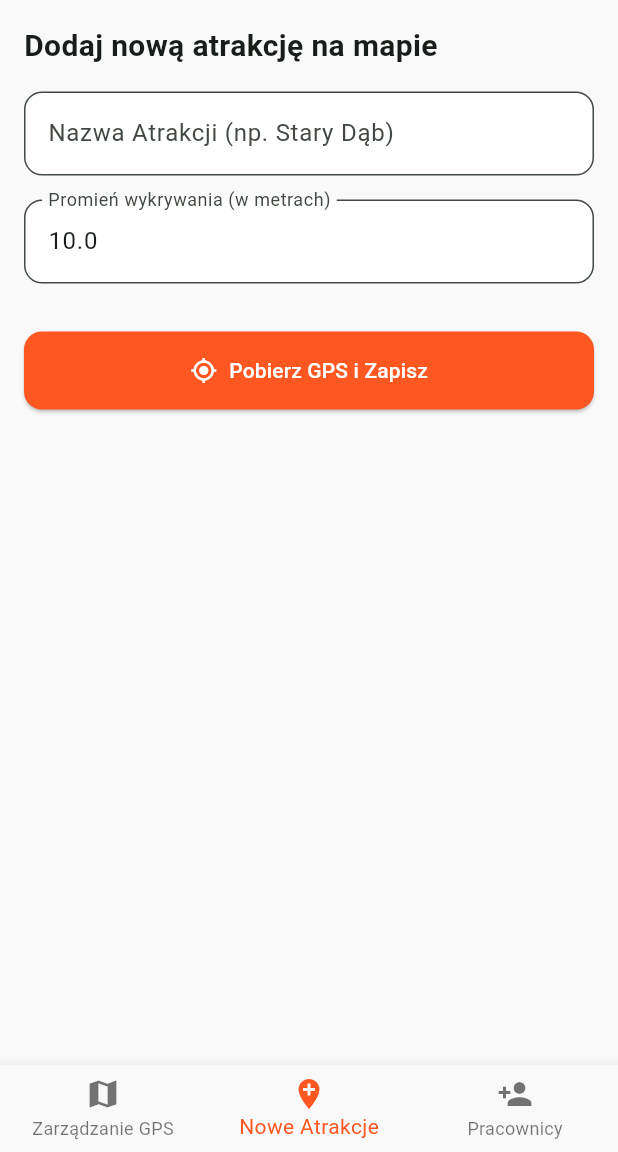
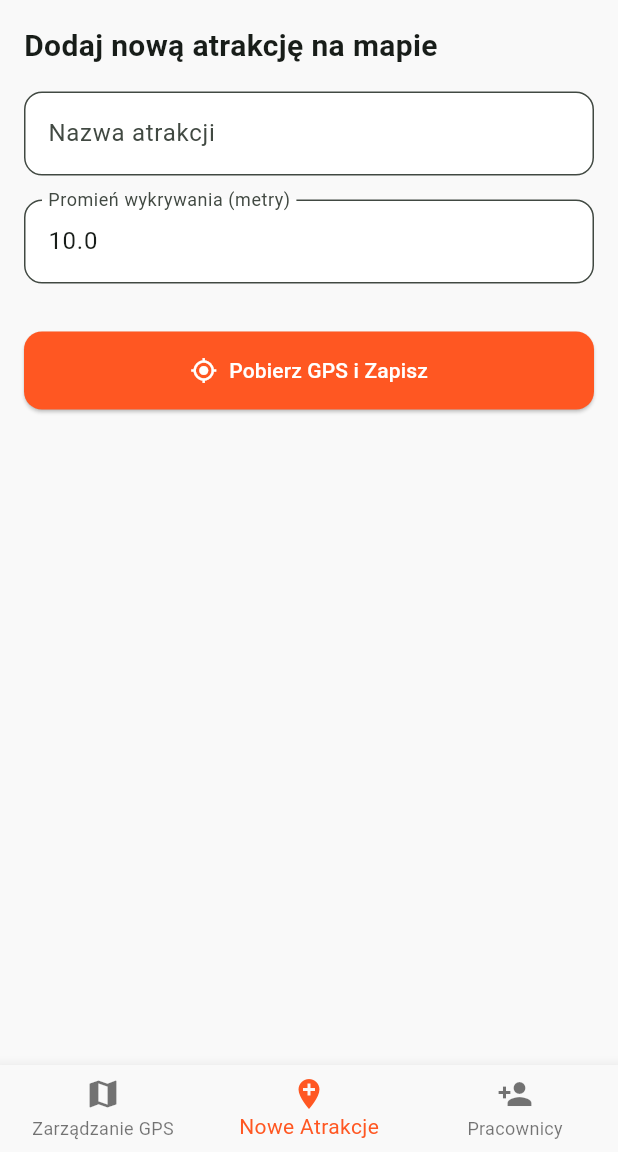
Before and after one commit to JasperBTA/LasAtrakcje, a Flutter app: the AdminScreen screen opened directly, item 2 of the bottom bar chosen, on a phone screen of 412 x 824 dp, the part 84-1236 px from its top. Run offline on Flutter 3.47's test engine with Material 3 defaults, Android fonts, the light colour scheme and no system bars; our stand-ins replace dio, drift, flutter_local_notifications, flutter_secure_storage, geolocator, open_filex and 2 more; missing offline and left inert: dbcrypt, ntp, shorebird_code_push; accounts and stored records are empty; generated files the repository leaves out were written again; network calls fail; statements that could not run were skipped.

Commit message:
UI text fixes

```diff
--- a/Flutter app/lib/ui/admin_screen.dart
+++ b/Flutter app/lib/ui/admin_screen.dart
@@ -288,8 +288,8 @@ class _AdminScreenState extends State<AdminScreen> {
               child: SizedBox(
                 width: double.infinity,
                 child: ElevatedButton.icon(
-                  icon: const Icon(Icons.explore),
-                  label: const Text('Sprawdź moją aktualną pozycję na mapie', style: TextStyle(fontSize: 16)),
+                  icon: const Icon(Icons.map),
+                  label: const Text('Moja pozycja na mapie', style: TextStyle(fontSize: 16)),
                   style: ElevatedButton.styleFrom(
                     backgroundColor: const Color(0xFF1B8B39), // Logo Green
                     foregroundColor: Colors.white,
@@ -305,7 +305,7 @@ class _AdminScreenState extends State<AdminScreen> {
                 width: double.infinity,
                 child: ElevatedButton.icon(
                   icon: const Icon(Icons.radar),
-                  label: const Text('Otwórz Radar Offline', style: TextStyle(fontSize: 16)),
+                  label: const Text('Otwórz radar', style: TextStyle(fontSize: 16)),
                   style: ElevatedButton.styleFrom(
                     backgroundColor: const Color(0xFFEF6C20), // Logo Orange
                     foregroundColor: Colors.white,
@@ -319,7 +319,7 @@ class _AdminScreenState extends State<AdminScreen> {
             ),
             ListTile(
               leading: const Icon(Icons.settings_input_component, color: Colors.orange),
-              title: const Text('Zarządzanie Czułością Aplikacji (Geofencing)'),
+              title: const Text('Kalibracja'),
               subtitle: const Text('Ustawienia globalne filtrów GPS i buforów czasu'),
               trailing: ElevatedButton(
                 onPressed: () => _showGlobalSettingsDialog(context, db),
@@ -381,7 +381,7 @@ class _AdminScreenState extends State<AdminScreen> {
                   return ListTile(
                     title: Text(attraction.name),
                     subtitle: Text(
-                      isPending ? 'Oczekuje na synchronizację' : (attraction.isActive ? 'Zgrane z serwerem' : 'Nieaktywna'),
+                      isPending ? 'Oczekuje na synchronizację' : (attraction.isActive ? 'Zsynchronizowane' : 'Nieaktywna'),
                       style: TextStyle(color: isPending ? Colors.red : (attraction.isActive ? Colors.green : Colors.grey)),
                     ),
                     trailing: Row(
@@ -1003,9 +1003,9 @@ class __AddAttractionFormState extends State<_AddAttractionForm> {
         children: [
           const Text('Dodaj nową atrakcję na mapie', style: TextStyle(fontSize: 20, fontWeight: FontWeight.bold)),
           const SizedBox(height: 16),
-          TextField(controller: _nameController, decoration: const InputDecoration(labelText: 'Nazwa Atrakcji (np. Stary Dąb)')),
+          TextField(controller: _nameController, decoration: const InputDecoration(labelText: 'Nazwa atrakcji')),
           const SizedBox(height: 16),
-          TextField(controller: _radiusController, decoration: const InputDecoration(labelText: 'Promień wykrywania (w metrach)'), keyboardType: TextInputType.number),
+          TextField(controller: _radiusController, decoration: const InputDecoration(labelText: 'Promień wykrywania (metry)'), keyboardType: TextInputType.number),
           const SizedBox(height: 32),
           _isLoading ? const Center(child: CircularProgressIndicator()) : ElevatedButton.icon(
             icon: const Icon(Icons.my_location),
--- a/Flutter app/lib/ui/attractions_screen.dart
+++ b/Flutter app/lib/ui/attractions_screen.dart
@@ -77,7 +77,7 @@ class _AttractionsScreenState extends State<AttractionsScreen> {
               context: context,
               builder: (ctx) => AlertDialog(
                 title: const Text('Tryb Odkrywcy 📡'),
-                content: const Text('Czy chcesz otworzyć radar sferyczny (działa w 100% offline)?'),
+                content: const Text('Czy chcesz otworzyć radar sferyczny?'),
                 actions: [
                   TextButton(
                     onPressed: () => Navigator.pop(ctx),
```
